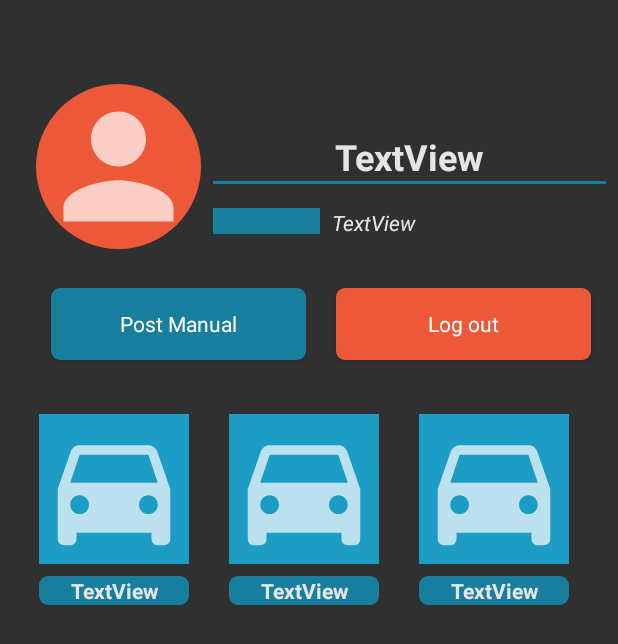
After one commit to MiguelAngel-9k/Moviles-app, an Android app: the layout fragment_profile.xml on its own in the app's theme, with its tools: preview values and no code run, on a phone screen of 412 x 824 dp. The commit adds this screen. Shown: the top 644 px of the screen. Run offline under Robolectric (Android 15) with nearby library versions, the phone set to English and light mode, and no system bars.

Commit message:
profile account done

```diff
--- a/app/src/main/java/com/example/mkx_app/acyivitys/InformationAccount.kt
+++ b/app/src/main/java/com/example/mkx_app/acyivitys/InformationAccount.kt
@@ -215,7 +215,7 @@ class InformationAccount : AppCompatActivity() {
         bitmap.compress(Bitmap.CompressFormat.JPEG, 100, stream)
         return stream.toByteArray()
     }
-    //Byte array from bitmap
+    //Byte array to bitmap
     private fun getBitmapFromByteArray(data: ByteArray):Bitmap{
         return BitmapFactory.decodeByteArray(data, 0, data.size)
     }
--- a/app/src/main/java/com/example/mkx_app/acyivitys/ProfileActivity.kt
+++ b/app/src/main/java/com/example/mkx_app/acyivitys/ProfileActivity.kt
@@ -2,6 +2,7 @@ package com.example.mkx_app.acyivitys
 
 import androidx.appcompat.app.AppCompatActivity
 import android.os.Bundle
+import android.widget.ImageView
 import androidx.recyclerview.widget.RecyclerView
 import com.example.mkx_app.R
 import com.example.mkx_app.adapters.PostAdapter
@@ -10,10 +11,12 @@ import com.example.mkx_app.models.Post
 class ProfileActivity : AppCompatActivity() {
 
     private var rvProfilePost:RecyclerView? = null
+    lateinit var imgUer:ImageView
 
     override fun onCreate(savedInstanceState: Bundle?) {
         super.onCreate(savedInstanceState)
         setContentView(R.layout.activity_profile)
+
 
         rvProfilePost = findViewById<RecyclerView>(R.id.RvProfilePost)
         rvProfilePost?.adapter = PostAdapter(
@@ -29,4 +32,5 @@ class ProfileActivity : AppCompatActivity() {
         )
 
     }
+
 }
--- /dev/null
+++ b/app/src/main/res/layout/fragment_profile.xml
@@ -0,0 +1,111 @@
+<?xml version="1.0" encoding="utf-8"?>
+<androidx.constraintlayout.widget.ConstraintLayout xmlns:android="http://schemas.android.com/apk/res/android"
+    xmlns:tools="http://schemas.android.com/tools"
+    xmlns:app="http://schemas.android.com/apk/res-auto"
+    android:layout_width="match_parent"
+    android:layout_height="match_parent"
+    tools:context=".fragments.ProfileFragment">
+
+    <ImageView
+        android:id="@+id/imgUserAvatar"
+        style="@style/Theme.MKXAPP.user_profile"
+        android:layout_width="110dp"
+        android:layout_height="110dp"
+        android:layout_marginStart="24dp"
+        android:layout_marginTop="?attr/actionBarSize"
+        android:src="@drawable/ic_person_24"
+        app:layout_constraintStart_toStartOf="parent"
+        app:layout_constraintTop_toTopOf="parent" />
+
+    <TextView
+        android:id="@+id/txtProfile"
+        style="@style/Theme.MKXAPP.h2"
+        android:layout_width="0dp"
+        android:layout_height="wrap_content"
+        android:layout_marginStart="8dp"
+        android:layout_marginTop="32dp"
+        android:layout_marginEnd="8dp"
+        android:text="TextView"
+        app:layout_constraintEnd_toEndOf="parent"
+        app:layout_constraintStart_toEndOf="@+id/imgUserAvatar"
+        app:layout_constraintTop_toTopOf="@+id/imgUserAvatar" />
+
+    <FrameLayout
+        android:id="@+id/frameLayout"
+        android:layout_width="0dp"
+        android:layout_height="2dp"
+        android:background="@color/dark_blue"
+        app:layout_constraintEnd_toEndOf="@+id/txtProfile"
+        app:layout_constraintStart_toStartOf="@+id/txtProfile"
+        app:layout_constraintTop_toBottomOf="@+id/txtProfile">
+
+    </FrameLayout>
+
+    <FrameLayout
+        android:id="@+id/frameLayout2"
+        android:layout_width="71dp"
+        android:layout_height="17dp"
+        android:layout_marginTop="16dp"
+        android:background="@color/dark_blue"
+        app:layout_constraintStart_toStartOf="@+id/txtProfile"
+        app:layout_constraintTop_toBottomOf="@+id/frameLayout">
+
+    </FrameLayout>
+
+    <TextView
+        android:id="@+id/txtProfileEmail"
+        style="@style/Theme.MKXAPP.post_by"
+        android:layout_width="0dp"
+        android:layout_height="wrap_content"
+        android:layout_marginStart="8dp"
+        android:layout_marginEnd="8dp"
+        android:text="TextView"
+        app:layout_constraintEnd_toEndOf="@+id/txtProfile"
+        app:layout_constraintStart_toEndOf="@+id/frameLayout2"
+        app:layout_constraintTop_toTopOf="@+id/frameLayout2" />
+
+    <androidx.recyclerview.widget.RecyclerView
+        android:id="@+id/RvUserPost"
+        android:layout_width="0dp"
+        android:layout_height="0dp"
+        android:layout_marginStart="16dp"
+        android:layout_marginTop="16dp"
+        android:layout_marginEnd="16dp"
+        android:layout_marginBottom="16dp"
+        app:layoutManager="androidx.recyclerview.widget.GridLayoutManager"
+        app:layout_constraintBottom_toBottomOf="parent"
+        app:layout_constraintEnd_toEndOf="parent"
+        app:layout_constraintHorizontal_bias="1.0"
+        app:layout_constraintStart_toStartOf="parent"
+        app:layout_constraintTop_toBottomOf="@+id/linearLayout2"
+        app:spanCount="3"
+        tools:listitem="@layout/fragment_cover_post" />
+
+    <LinearLayout
+        android:id="@+id/linearLayout2"
+        android:layout_width="0dp"
+        android:layout_height="wrap_content"
+        android:layout_marginTop="16dp"
+        android:orientation="horizontal"
+        app:layout_constraintEnd_toEndOf="@+id/txtProfile"
+        app:layout_constraintStart_toStartOf="@+id/imgUserAvatar"
+        app:layout_constraintTop_toBottomOf="@+id/imgUserAvatar">
+
+        <Button
+            android:id="@+id/btnNew"
+            style="@style/Theme.MKXAPP.button"
+            android:layout_width="wrap_content"
+            android:layout_height="wrap_content"
+            android:layout_weight="1"
+            android:text="@string/post" />
+
+        <Button
+            android:id="@+id/btnEnd"
+            style="@style/Theme.MKXAPP.button.cancel"
+            android:layout_width="wrap_content"
+            android:layout_height="wrap_content"
+            android:layout_weight="1"
+            android:text="@string/logout" />
+    </LinearLayout>
+
+</androidx.constraintlayout.widget.ConstraintLayout>
--- a/app/src/main/res/values/strings.xml
+++ b/app/src/main/res/values/strings.xml
@@ -57,6 +57,6 @@
     <string name="post">Post Manual</string>
     <string name="history">History</string>
     <string name="logout">Log out</string>
-<!-- TODO: Remove or change this placeholder text -->
+    <!-- TODO: Remove or change this placeholder text -->
     <string name="hello_blank_fragment">Hello blank fragment</string>
 </resources>
```
Also changed, not shown: app/src/main/AndroidManifest.xml (+8 -11 lines), app/src/main/java/com/example/mkx_app/acyivitys/NavDrawer.kt (+12 -0 lines), app/src/main/java/com/example/mkx_app/fragments/ProfileFragment.kt (added, +78 -0 lines).
